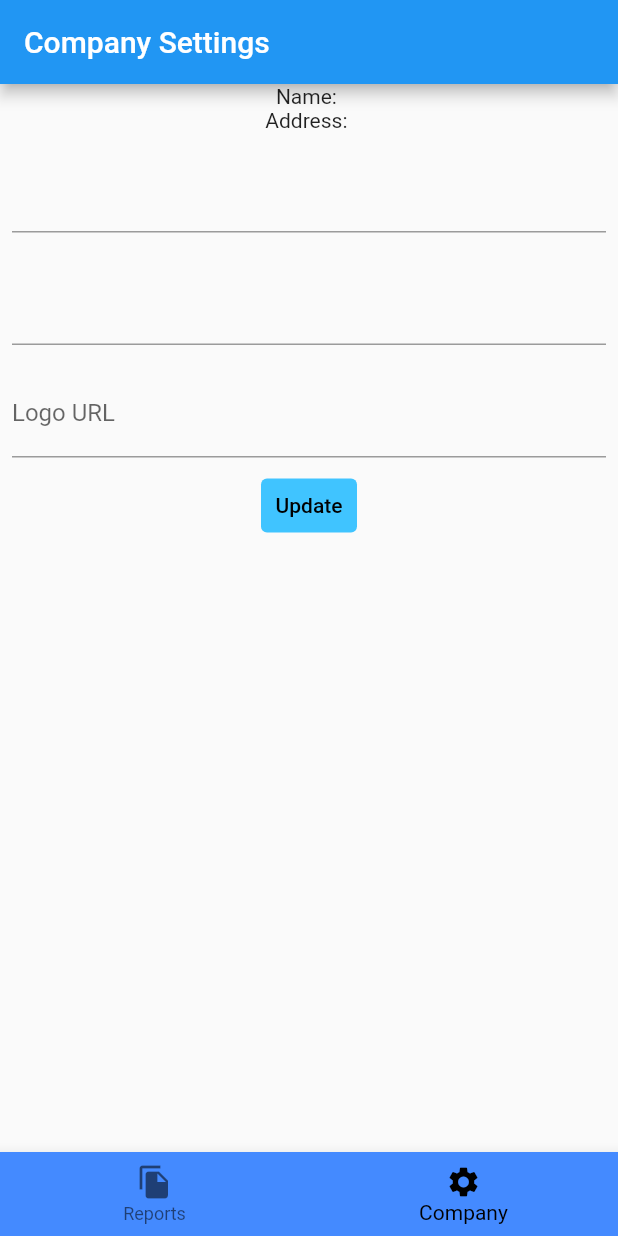
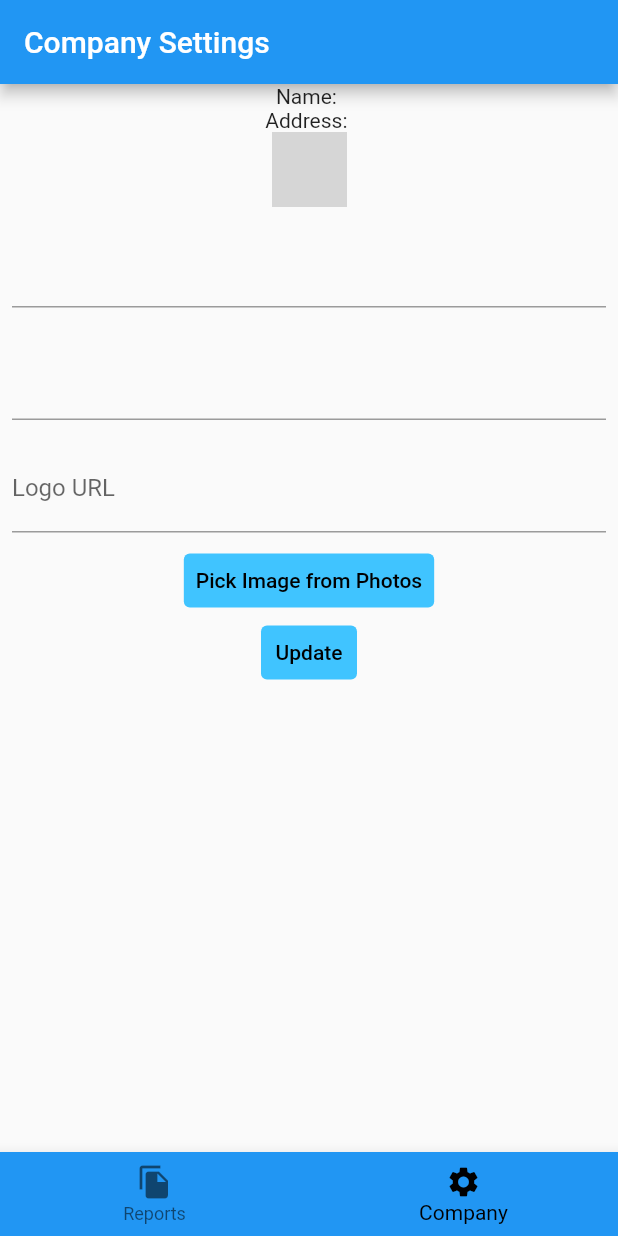
Before and after one commit to AR-Studios-Group/Flutter-SQL-PDF, a Flutter app: the screen it shows after launch, item 2 of the bottom bar chosen, after a tap on "Update", on a phone screen of 412 x 824 dp. Run offline on Flutter 3.47's test engine with Material 2 defaults, Android fonts, the phone set to English and light mode, and no system bars; our stand-ins replace get, get_storage, image_picker, pdf, printing, sqflite; accounts and stored records are empty; grey boxes are pictures that could not be loaded.

Commit message:
create PDF using image from storage or url

```diff
--- a/lib/controllers/companyDataController.dart
+++ b/lib/controllers/companyDataController.dart
@@ -1,11 +1,27 @@
+import 'dart:io';
 import 'package:get/get.dart';
 import 'package:get_storage/get_storage.dart';
+import 'package:image_picker/image_picker.dart';
 
 class CompanyDataController extends GetxController {
   final storage = GetStorage();
+  final ImagePicker picker = ImagePicker();
+
   var name = ''.obs;
   var address = ''.obs;
   var logo = ''.obs;
+  var logoStorage = File('').obs;
+
+  void pickImage() async {
+    try {
+      final XFile? image = await picker.pickImage(source: ImageSource.gallery);
+      logoStorage.value = File(image!.path);
+      writeString('@logo_photo', image.path);
+      writeString('@logo', '');
+    } catch (err) {
+      print(err);
+    }
+  }
 
   String readString(String key) {
     var storedStr = storage.read(key);
@@ -25,6 +41,9 @@ class CompanyDataController extends GetxController {
       case '@logo':
         logo.value = value;
         break;
+      case '@logo_photo':
+        logoStorage.value = File(value);
+        break;
     }
   }
 
@@ -32,10 +51,12 @@ class CompanyDataController extends GetxController {
     var _name = readString('@name');
     var _address = readString('@address');
     var _logo = readString('@logo');
+    var _logo_photo = readString('@logo_photo');
 
     name.value = _name;
     address.value = _address;
     logo.value = _logo;
+    logoStorage.value = File(_logo_photo);
   }
 
   @override
--- a/lib/routes/CompanySettings/companySettings.dart
+++ b/lib/routes/CompanySettings/companySettings.dart
@@ -1,5 +1,8 @@
+import 'dart:io';
+
 import 'package:flutter/material.dart';
 import 'package:get/get.dart';
+import 'package:image_picker/image_picker.dart';
 
 import '../../controllers/companyDataController.dart';
 
@@ -22,6 +25,7 @@ class CompanySettings extends StatelessWidget {
 
       if (logoController.text != '') {
         companyDataController.writeString('@logo', logoController.text);
+        companyDataController.writeString('@logo_photo', '');
       }
 
       nameController.text = '';
@@ -30,6 +34,10 @@ class CompanySettings extends StatelessWidget {
     } catch (err) {
       print(err);
     }
+  }
+
+  void _handlePickImageFromPhotos() {
+    companyDataController.pickImage();
   }
 
   @override
@@ -47,6 +55,13 @@ class CompanySettings extends StatelessWidget {
               ? Image.network(companyDataController.logo.value,
                   width: 50, height: 50)
               : Container()),
+          Obx(() => SizedBox(
+                width: 50,
+                height: 50,
+                child: companyDataController.logoStorage.value == File('')
+                    ? Container()
+                    : Image.file(companyDataController.logoStorage.value),
+              )),
           Padding(
             padding: const EdgeInsets.symmetric(horizontal: 8, vertical: 8),
             child: TextFormField(
@@ -81,6 +96,15 @@ class CompanySettings extends StatelessWidget {
               style: ButtonStyle(
                   backgroundColor:
                       MaterialStateProperty.all(Colors.lightBlueAccent)),
+              onPressed: _handlePickImageFromPhotos,
+              child: const Text(
+                'Pick Image from Photos',
+                style: TextStyle(color: Colors.black),
+              )),
+          TextButton(
+              style: ButtonStyle(
+                  backgroundColor:
+                      MaterialStateProperty.all(Colors.lightBlueAccent)),
               onPressed: _handleUpdate,
               child: const Text(
                 'Update',
--- a/lib/routes/bottomNavigation.dart
+++ b/lib/routes/bottomNavigation.dart
@@ -51,7 +51,7 @@ class _BottomTabNavigationState extends State<BottomTabNavigation> {
         type: BottomNavigationBarType.fixed,
         currentIndex: _currentIndex,
         onTap: _handleOnTap,
-        backgroundColor: Colors.blueAccent,
+        backgroundColor: Colors.blue,
         selectedItemColor: Colors.black,
       ),
     ));
--- a/pubspec.yaml
+++ b/pubspec.yaml
@@ -40,6 +40,7 @@ dependencies:
   path_provider: ^2.0.9
   pdf: ^3.7.3
   printing: ^5.7.4
+  image_picker: ^0.8.4+11
 
 dev_dependencies:
   flutter_test:
```
Also changed, not shown: lib/routes/ReportsListScreen/ReportPDF/reportPDF.dart (deleted, +0 -48 lines), lib/utils/PDFGenerator.dart (renamed from lib/routes/ReportsListScreen/ReportPDF/PDFGenerator.dart, +55 -24 lines), lib/views/ReportCard.dart (+62 -17 lines), pubspec.lock, 2 other files.
